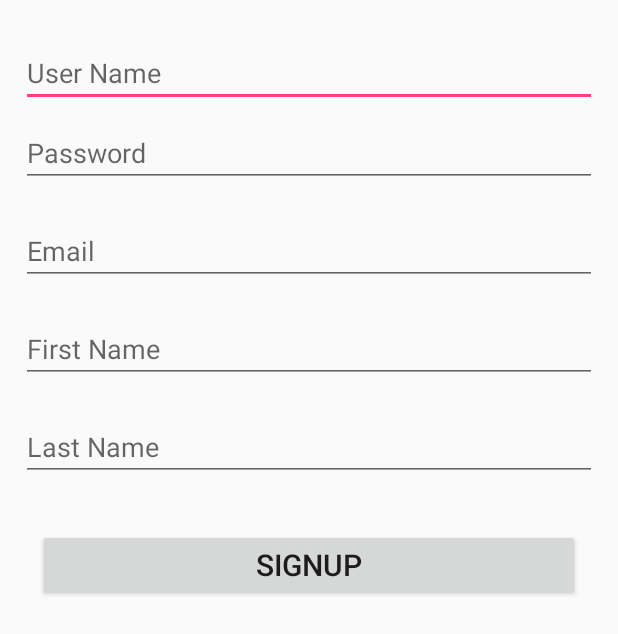
After one commit to trino2/cst438_project1, an Android app: the SignIn screen opened directly, with no data from a screen before it, on a phone screen of 412 x 824 dp. The commit adds this screen. Shown: the top 634 px of the screen. Run offline under Robolectric (Android 15) with nearby library versions, the phone set to English and light mode, and no system bars.

Commit message:
signup screen

```diff
--- a/app/build.gradle
+++ b/app/build.gradle
@@ -21,6 +21,7 @@ android {
 
 dependencies {
     compile fileTree(dir: 'libs', include: ['*.jar'])
+    compile 'com.android.support:design:25.4.0'
     androidTestCompile('com.android.support.test.espresso:espresso-core:2.2.2', {
         exclude group: 'com.android.support', module: 'support-annotations'
     })
@@ -30,5 +31,4 @@ dependencies {
     testCompile 'junit:junit:4.12'
 
 
-
 }
--- a/app/src/main/AndroidManifest.xml
+++ b/app/src/main/AndroidManifest.xml
@@ -16,6 +16,9 @@
                 <category android:name="android.intent.category.LAUNCHER" />
             </intent-filter>
         </activity>
+        <activity
+            android:name=".SignIn"
+            android:label="@string/app_name"
+            android:theme="@style/AppTheme.NoActionBar" />
     </application>
-
 </manifest>
--- /dev/null
+++ b/app/src/main/java/group_project/csumb/com/autitrak/SignIn.java
@@ -0,0 +1,28 @@
+package group_project.csumb.com.autitrak;
+
+import android.os.Bundle;
+import android.support.v7.app.AppCompatActivity;
+import android.view.View;
+import android.widget.EditText;
+
+public class SignIn extends AppCompatActivity implements View.OnClickListener{
+    @Override
+    protected void onCreate(Bundle savedInstanceState) {
+        super.onCreate(savedInstanceState);
+        setContentView(R.layout.activity_sign_in);
+
+        View signUpButton = findViewById(R.id.signUp);
+        signUpButton.setOnClickListener(this);
+    }
+    @Override
+    public void onClick(View view) {
+        EditText userName;
+        EditText userPassword;
+        EditText userEmail;
+        EditText userFirstName;
+        EditText userLastName;
+
+        userName = (EditText)findViewById(R.id.username);
+
+    }
+}
--- /dev/null
+++ b/app/src/main/res/layout/activity_sign_in.xml
@@ -0,0 +1,82 @@
+<?xml version="1.0" encoding="utf-8"?>
+<LinearLayout xmlns:android="http://schemas.android.com/apk/res/android"
+    xmlns:app="http://schemas.android.com/apk/res-auto"
+    xmlns:tools="http://schemas.android.com/tools"
+    android:layout_width="match_parent"
+    android:layout_height="match_parent"
+    android:orientation="vertical"
+    android:padding="10dp"
+    tools:context="group_project.csumb.com.autitrak.SignIn">
+
+    <EditText
+        android:id="@+id/username"
+        android:inputType="textPersonName"
+        android:layout_width="match_parent"
+        android:layout_height="wrap_content"
+        android:layout_marginTop="16dp"
+        android:layout_marginLeft="4dp"
+        android:layout_marginRight="4dp"
+        android:layout_marginBottom="4dp"
+        android:hint="@string/username"/>
+
+    <EditText
+        android:id="@+id/password"
+        android:inputType="textPassword"
+        android:layout_width="match_parent"
+        android:layout_height="wrap_content"
+        android:layout_marginTop="4dp"
+        android:layout_marginLeft="4dp"
+        android:layout_marginRight="4dp"
+        android:layout_marginBottom="16dp"
+        android:fontFamily="sans-serif"
+        android:hint="@string/password" />
+
+    <EditText
+        android:id="@+id/email"
+        android:inputType="textEmailAddress"
+        android:layout_width="match_parent"
+        android:layout_height="wrap_content"
+        android:layout_marginTop="4dp"
+        android:layout_marginLeft="4dp"
+        android:layout_marginRight="4dp"
+        android:layout_marginBottom="16dp"
+        android:fontFamily="sans-serif"
+        android:hint="@string/email" />
+
+    <EditText
+        android:id="@+id/firstName"
+        android:inputType="textPersonName"
+        android:layout_width="match_parent"
+        android:layout_height="wrap_content"
+        android:layout_marginTop="4dp"
+        android:layout_marginLeft="4dp"
+        android:layout_marginRight="4dp"
+        android:layout_marginBottom="16dp"
+        android:fontFamily="sans-serif"
+        android:hint="@string/firstName" />
+
+    <EditText
+        android:id="@+id/lastName"
+        android:inputType="textPersonName"
+        android:layout_width="match_parent"
+        android:layout_height="wrap_content"
+        android:layout_marginTop="4dp"
+        android:layout_marginLeft="4dp"
+        android:layout_marginRight="4dp"
+        android:layout_marginBottom="16dp"
+        android:fontFamily="sans-serif"
+        android:hint="@string/lastName" />
+
+    <Button
+        android:id="@+id/signUp"
+        android:layout_width="match_parent"
+        android:layout_height="wrap_content"
+        android:textSize="20dp"
+        android:textAlignment="center"
+        android:layout_marginTop="16dp"
+        android:layout_marginRight="15dp"
+        android:layout_marginLeft="15dp"
+        android:layout_marginBottom="5dp"
+        android:text="@string/signUp"/>
+
+</LinearLayout>
--- /dev/null
+++ b/app/src/main/res/values/dimens.xml
@@ -0,0 +1,3 @@
+<resources>
+    <dimen name="fab_margin">16dp</dimen>
+</resources>
--- a/app/src/main/res/values/strings.xml
+++ b/app/src/main/res/values/strings.xml
@@ -1,3 +1,12 @@
 <resources>
     <string name="app_name">AutiTrak</string>
+    <string name="username">User Name</string>
+    <string name="password">Password</string>
+    <string name="email">Email</string>
+    <string name="firstName">First Name</string>
+    <string name="lastName">Last Name</string>
+    <string name="next">Next</string>
+    <string name="individual">Individual</string>
+    <string name="caregiver">Caregiver</string>
+    <string name="signUp">Signup</string>
 </resources>
--- a/app/src/main/res/values/styles.xml
+++ b/app/src/main/res/values/styles.xml
@@ -8,4 +8,13 @@
         <item name="colorAccent">@color/colorAccent</item>
     </style>
 
+    <style name="AppTheme.NoActionBar">
+        <item name="windowActionBar">false</item>
+        <item name="windowNoTitle">true</item>
+    </style>
+
+    <style name="AppTheme.AppBarOverlay" parent="ThemeOverlay.AppCompat.Dark.ActionBar" />
+
+    <style name="AppTheme.PopupOverlay" parent="ThemeOverlay.AppCompat.Light" />
+
 </resources>
--- a/build.gradle
+++ b/build.gradle
@@ -5,7 +5,7 @@ buildscript {
         jcenter()
     }
     dependencies {
-        classpath 'com.android.tools.build:gradle:2.3.2'
+        classpath 'com.android.tools.build:gradle:2.3.3'
         classpath 'com.google.gms:google-services:3.1.0'
 
 
```
Also changed, not shown: app/src/main/java/group_project/csumb/com/autitrak/MainActivity.java (+21 -1 lines), app/src/main/res/layout/activity_main.xml (+37 -10 lines), app/gradle/wrapper/gradle-wrapper.properties (added), 4 other files.
